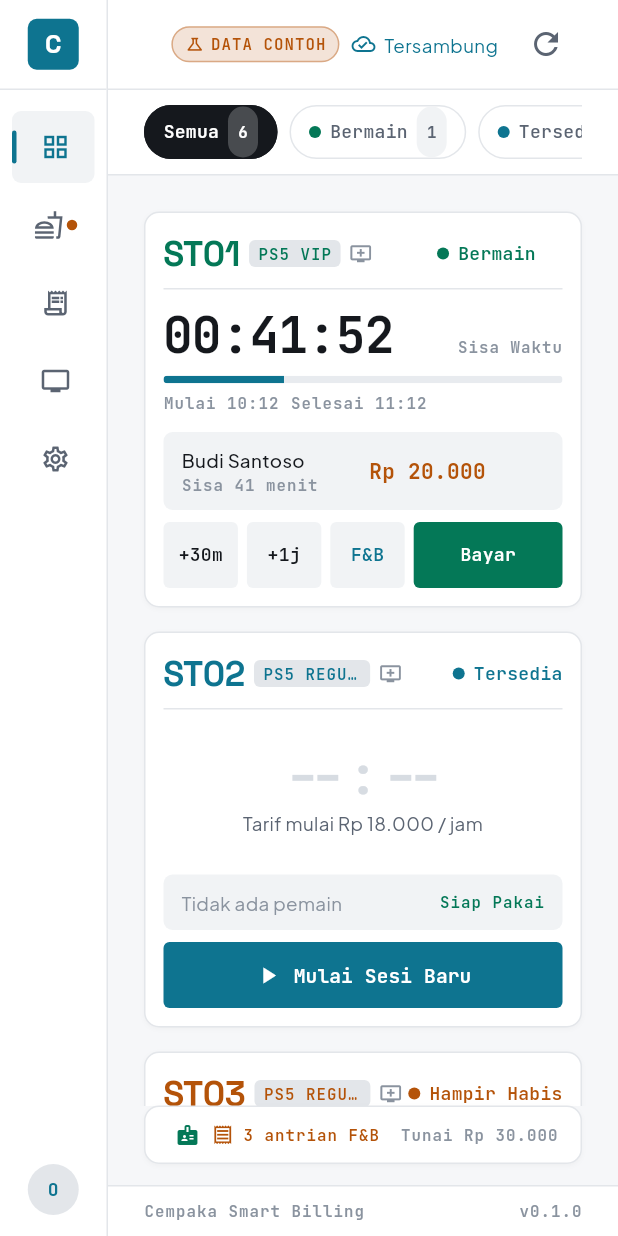
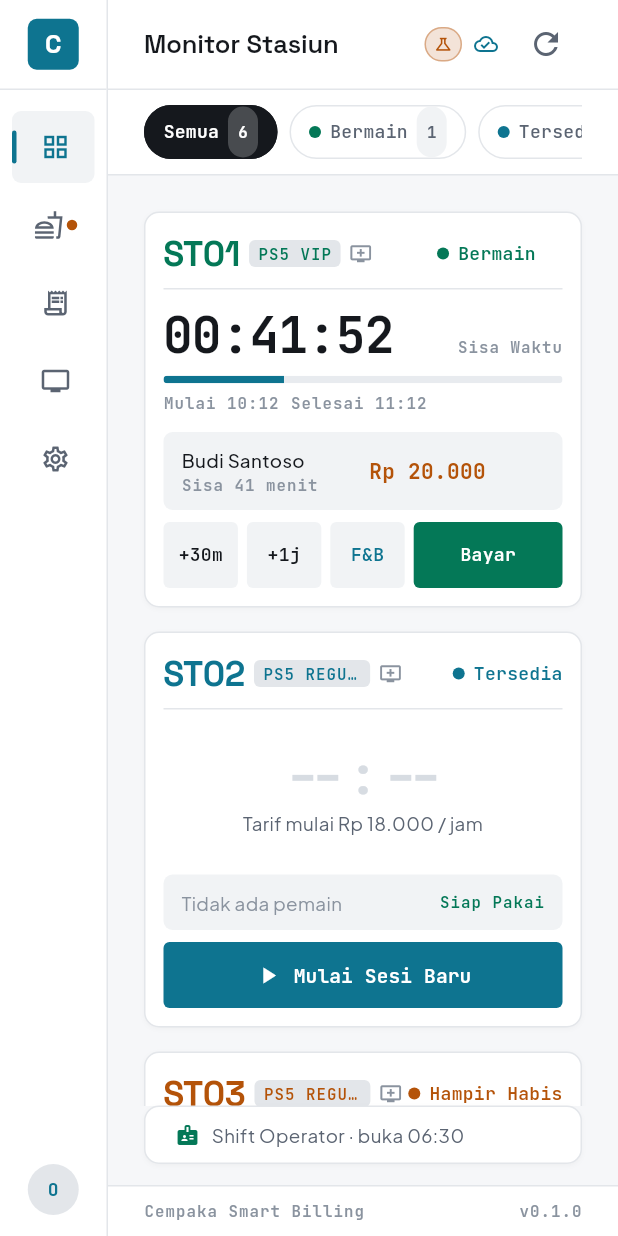
Before and after one commit to rizzdev31/cempaka-smartbiling, a Flutter app: the screen it shows after launch, on a phone screen of 412 x 824 dp. Run offline on Flutter 3.47's test engine with Material 3 defaults, Android fonts, the phone set to English and light mode, and no system bars; our stand-ins replace shared_preferences.

Commit message:
fix(operator-app): lima overflow layout + penjaga overflow untuk shell
User menjalankan aplikasinya dan konsol mencetak empat RenderFlex overflowed
(5, 201, 22, 13 px) sementara 186 test lolos. Fakta itu yang paling penting:
tidak ada satu pun test yang pernah memompa shell utuh. station_card_layout
_test menguji kartu secara terpisah pada ukuran yang dijamin grid, jadi semua
yang di luar kartu tidak pernah diuji — dan keempatnya di luar kartu.

- brand_mark: Column nama+tagline minta lebar alaminya di dalam Row min.
  Flexible + ellipsis. Ini juga titik rawan OD-012, karena nama pelanggan
  tidak bisa ditebak panjangnya dari sini.
- app_shell blok operator: teks shift di samping titik berukuran tetap.
  Expanded + ellipsis.
- app_shell header: chip DATA CONTOH dan indikator koneksi berukuran tetap.
  Di bawah 620 px keduanya jadi ikon saja; tooltip dan Semantics tetap
  membawa keterangan utuh. Memakai Flexible akan ikut membagi ruang saat
  layar lebar sehingga judul section terpotong padahal ruangnya masih ada.
- dashboard strip shift: di bawah 520 px angka F&B dan kas dilepas, bukan
  dipotong ellipsis. "Tunai Rp 1.2..." lebih berbahaya daripada tidak ada
  angka, karena masih terbaca sebagai nominal; keduanya ada di tempat lain.
- judul section diberi maxLines 1: tanpa itu ia membungkus ke baris kedua
  dan menabrak tinggi header yang tetap 60, bukan dipotong.

Test baru menemukan yang kelima, yang tidak muncul di perangkat karena skala
teksnya normal: overflow vertikal 18 px di station_card _ActiveBody pada
1,3x. Diperbaiki pada akarnya — tinggi minimum kartu kini mengikuti skala
teks (stationCardMinHeightFor, dibatasi 1,4x) dan grid yang di-scroll, sama
seperti yang sudah dilakukan saat layarnya pendek.

UI-UX-SPEC sebelumnya mengklaim text scaling sudah ada test-nya. Itu tidak
benar. Sekarang benar, dan reduced motion ditandai jujur sebagai belum.

shell_overflow_test menguji 7 lebar termasuk tepat di kedua sisi breakpoint
1040 dan 620, plus satu skenario 1,3x, masing-masing mengunjungi kelima
section. OperatorApp menerima tvClient opsional khusus test: tanpa itu
http.Client sungguhan menahan isolate dan suite butuh 4 menit untuk keluar,
sekarang 4 detik. main() tidak mengisinya.

Tests: +8, total 194 lulus. flutter analyze bersih.

Belum diverifikasi di perangkat — konsol bersih dari RenderFlex overflowed
adalah langkah yang masih perlu dijalankan user.

Co-Authored-By: Claude Opus 5 <noreply@anthropic.com>

```diff
--- a/operator-app/lib/app.dart
+++ b/operator-app/lib/app.dart
@@ -16,11 +16,19 @@ import 'ui/shell/app_shell.dart';
 import 'ui/widgets/connection_banner.dart';
 
 class OperatorApp extends StatelessWidget {
-  const OperatorApp({super.key, required this.tvLinkStore});
+  const OperatorApp({super.key, required this.tvLinkStore, this.tvClient});
 
   /// Dibuka di `main()` sebelum UI dibangun: pasangan station-TV harus sudah
   /// terbaca sebelum dashboard mencoba menyinkronkan apa pun.
   final TvLinkStore tvLinkStore;
+
+  /// Klien TV pengganti — **hanya** untuk test.
+  ///
+  /// Tanpa seam ini, widget test membuat `http.Client` sungguhan. Tidak ada
+  /// permintaan yang benar-benar keluar di test, tapi klien yang hidup menahan
+  /// isolate sehingga suite butuh menit untuk keluar. `main()` tidak
+  /// mengisinya, jadi perilaku produksi tidak berubah.
+  final TvAgentClient? tvClient;
 
   @override
   Widget build(BuildContext context) {
@@ -49,8 +57,9 @@ class OperatorApp extends StatelessWidget {
         // Saat Reverb masuk di Tahap 2, tiga provider ini hilang dan
         // perintah ke TV datang dari Laravel.
         Provider<TvAgentClient>(
-          create: (_) => TvAgentClient(),
-          dispose: (_, c) => c.close(),
+          create: (_) => tvClient ?? TvAgentClient(),
+          // Yang disuntikkan dari luar ditutup oleh pemiliknya, bukan di sini.
+          dispose: (_, c) => tvClient == null ? c.close() : null,
         ),
         Provider<TvLinkStore>.value(value: tvLinkStore),
         Provider<TvDiscovery>(
--- a/operator-app/lib/core/theme/tokens.dart
+++ b/operator-app/lib/core/theme/tokens.dart
@@ -205,6 +205,14 @@ class AppSize {
   static const sidebarRailWidth = 72.0;
   static const sidebarExpandBreakpoint = 1040.0;
 
+  /// Di bawah lebar ini, penanda di header (status koneksi, DATA CONTOH)
+  /// tampil sebagai ikon saja.
+  ///
+  /// Keduanya tetap ada — hanya labelnya yang dilepas. Yang dihindari di sini
+  /// bukan hanya overflow, tapi juga memaksa judul section menyusut demi
+  /// teks penanda; judul yang terpotong lebih merugikan.
+  static const headerCompactBreakpoint = 620.0;
+
   /// Penanda nav aktif di tepi kiri. Menggantikan glow dari tema gelap:
   /// pada latar terang, glow terbaca sebagai hiasan, bukan sebagai keadaan.
   static const navIndicator = 3.0;
@@ -212,8 +220,26 @@ class AppSize {
   static const progressBar = 5.0;
   static const statusRail = 3.0;
 
+  /// Tinggi minimum kartu station pada skala teks normal.
   static const stationCardMinHeight = 264.0;
   static const stationCardMinWidth = 300.0;
+
+  /// Tinggi minimum kartu yang mengikuti skala teks sistem.
+  ///
+  /// Kartu memuat baris padat — countdown, jam mulai/selesai, nama customer,
+  /// empat tombol aksi — dan semuanya tumbuh bersama skala teks. Menahan
+  /// tingginya tetap 264 membuat isinya overflow pada 1,3x (UI-UX-SPEC §10
+  /// mewajibkan tahan sampai situ).
+  ///
+  /// Jadi kartunya yang tumbuh dan grid-nya yang di-scroll — pilihan yang
+  /// sama dengan yang sudah dipakai saat layarnya pendek. "Enam station tanpa
+  /// scroll" berlaku pada skala teks normal; operator yang memperbesar teks
+  /// memilih keterbacaan di atas kepadatan, dan itu pilihan yang sah.
+  ///
+  /// Dibatasi 1,4x: di atas itu kartunya jadi terlalu tinggi untuk berguna,
+  /// dan teksnya tetap membesar — hanya tingginya yang berhenti mengikuti.
+  static double stationCardMinHeightFor(double textScale) =>
+      stationCardMinHeight * textScale.clamp(1.0, 1.4);
 }
 
 /// Shadow — dipakai sangat hemat.
--- a/operator-app/lib/ui/dashboard/dashboard_screen.dart
+++ b/operator-app/lib/ui/dashboard/dashboard_screen.dart
@@ -267,8 +267,15 @@ class _DashboardScreenState extends State<DashboardScreen> {
 
           // Tinggi kartu dijamin minimum; kalau ruangnya kurang, grid
           // di-scroll alih-alih kartunya dipaksa mengecil sampai rusak.
-          final tileHeight =
-              math.max(available / rows, AppSize.stationCardMinHeight);
+          //
+          // Minimumnya ikut skala teks sistem: isi kartu tumbuh bersama teks,
+          // dan menahan tingginya tetap membuat isinya overflow pada 1,3x.
+          final tileHeight = math.max(
+            available / rows,
+            AppSize.stationCardMinHeightFor(
+              MediaQuery.textScalerOf(context).scale(1),
+            ),
+          );
 
           return GridView.builder(
             padding: const EdgeInsets.all(pad),
@@ -538,7 +545,17 @@ class _ShiftStrip extends StatelessWidget {
         vertical: AppSpacing.sm + 2,
       ),
       decoration: AppDecoration.card(),
-      child: Row(
+      // Angka di kanan dilepas kalau ruangnya tidak cukup, bukan dipaksa muat.
+      //
+      // Uang tidak boleh dipotong ellipsis — "Tunai Rp 1.2…" lebih berbahaya
+      // daripada tidak ada angka sama sekali, karena masih terbaca sebagai
+      // nominal. Keduanya juga ada di tempat lain: antrian F&B punya badge di
+      // nav, dan kas ada di layar Shift.
+      child: LayoutBuilder(
+        builder: (context, box) {
+          final showTrailing = box.maxWidth >= 520;
+
+          return Row(
             children: [
               Icon(
                 shift == null ? Icons.badge_outlined : Icons.badge,
@@ -546,19 +563,21 @@ class _ShiftStrip extends StatelessWidget {
                 color: shift == null ? AppColors.outline : AppColors.secondary,
               ),
               const SizedBox(width: AppSpacing.sm),
-          Flexible(
+              Expanded(
                 child: Text(
                   shift == null
                       ? 'Shift belum dibuka'
                       : 'Shift ${shift.operator.name} · '
                           'buka ${formatClock(shift.openedAt)}',
+                  maxLines: 1,
                   style: AppTypography.bodySm
                       .copyWith(color: AppColors.onSurfaceVariant),
                   overflow: TextOverflow.ellipsis,
                 ),
               ),
-          const Spacer(),
+              if (showTrailing) ...[
                 if (ctrl.fnbActionableCount > 0) ...[
+                  const SizedBox(width: AppSpacing.sm),
                   const Icon(Icons.receipt_outlined,
                       size: 15, color: AppColors.tertiaryContainer),
                   const SizedBox(width: AppSpacing.xs + 2),
@@ -567,15 +586,19 @@ class _ShiftStrip extends StatelessWidget {
                     style: AppTypography.labelSm
                         .copyWith(color: AppColors.tertiaryContainer),
                   ),
+                ],
+                if (shift != null) ...[
                   const SizedBox(width: AppSpacing.md),
-          ],
-          if (shift != null)
                   Text(
                     'Tunai ${formatRupiah(shift.summary.cash)}',
-              style:
-                  AppTypography.labelSm.copyWith(color: AppColors.outline),
+                    style: AppTypography.labelSm
+                        .copyWith(color: AppColors.outline),
                   ),
                 ],
+              ],
+            ],
+          );
+        },
       ),
     );
   }
--- a/operator-app/lib/ui/shell/app_shell.dart
+++ b/operator-app/lib/ui/shell/app_shell.dart
@@ -433,14 +433,21 @@ class _OperatorCard extends StatelessWidget {
                       ),
                     ),
                     const SizedBox(width: AppSpacing.xs),
-                    Text(
+                    // Expanded, bukan Text langsung: titik statusnya berukuran
+                    // tetap, jadi hanya teks ini yang bisa menyerap sisa
+                    // ruang sidebar.
+                    Expanded(
+                      child: Text(
                         shift == null
                             ? 'Shift belum dibuka'
                             : 'Shift ${formatClock(shift.openedAt)}',
+                        maxLines: 1,
+                        overflow: TextOverflow.ellipsis,
                         style: AppTypography.labelSm.copyWith(
                           color: shift == null
                               ? AppColors.outline
                               : AppColors.secondary,
+                        ),
                       ),
                     ),
                   ],
@@ -464,7 +471,9 @@ class _Header extends StatelessWidget {
   @override
   Widget build(BuildContext context) {
     final ctrl = context.watch<DashboardController>();
-    final wide = MediaQuery.sizeOf(context).width >= 860;
+    final screenWidth = MediaQuery.sizeOf(context).width;
+    final wide = screenWidth >= 860;
+    final compact = screenWidth < AppSize.headerCompactBreakpoint;
 
     return Container(
       height: AppSize.headerHeight,
@@ -478,6 +487,9 @@ class _Header extends StatelessWidget {
           Expanded(
             child: Text(
               section.label,
+              // maxLines eksplisit: tanpa ini teks membungkus ke baris kedua
+              // dan menabrak tinggi header yang tetap 60, bukan dipotong.
+              maxLines: 1,
               style: AppTypography.headlineSm
                   .copyWith(color: AppColors.onSurface),
               overflow: TextOverflow.ellipsis,
@@ -493,10 +505,10 @@ class _Header extends StatelessWidget {
           ],
 
           if (ctrl.isSampleData) ...[
-            const _SampleDataChip(),
+            _SampleDataChip(compact: compact),
             const SizedBox(width: AppSpacing.sm),
           ],
-          const ConnectionBanner(),
+          ConnectionBanner(compact: compact),
           const SizedBox(width: AppSpacing.sm),
           IconButton(
             onPressed: ctrl.loading ? null : () => ctrl.refresh(),
@@ -524,7 +536,12 @@ class _Header extends StatelessWidget {
 ///
 /// Hilang sendiri begitu `ApiBillingRepository` masuk (DEC-012 syarat 2).
 class _SampleDataChip extends StatelessWidget {
-  const _SampleDataChip();
+  const _SampleDataChip({this.compact = false});
+
+  /// Pada header sempit, labelnya dilepas dan hanya ikon yang tampil.
+  /// Penandanya **tidak** pernah hilang sepenuhnya — tooltip dan Semantics
+  /// tetap membawa keterangan utuh.
+  final bool compact;
 
   @override
   Widget build(BuildContext context) {
@@ -532,8 +549,8 @@ class _SampleDataChip extends StatelessWidget {
       message: 'Sesi, customer, dan nominal di layar ini adalah data contoh. '
           'Sambungan ke TV nyata.',
       child: Container(
-        padding: const EdgeInsets.symmetric(
-          horizontal: AppSpacing.sm,
+        padding: EdgeInsets.symmetric(
+          horizontal: compact ? AppSpacing.xs + 1 : AppSpacing.sm,
           vertical: AppSpacing.xs,
         ),
         decoration: BoxDecoration(
@@ -543,18 +560,29 @@ class _SampleDataChip extends StatelessWidget {
             color: AppColors.tertiaryContainer.withValues(alpha: 0.4),
           ),
         ),
+        child: Semantics(
+          label: 'Data contoh',
           child: Row(
             mainAxisSize: MainAxisSize.min,
             children: [
               const Icon(Icons.science_outlined,
                   size: 13, color: AppColors.tertiaryContainer),
+              if (!compact) ...[
                 const SizedBox(width: AppSpacing.xs),
-            Text(
+                // Flexible menjaga kasus sisa: penskalaan teks sistem sampai
+                // 1,3x bisa melebihi ruang walau header tidak sempit.
+                Flexible(
+                  child: Text(
                     'DATA CONTOH',
+                    maxLines: 1,
+                    overflow: TextOverflow.ellipsis,
                     style: AppTypography.labelSm
                         .copyWith(color: AppColors.tertiaryContainer),
                   ),
+                ),
               ],
+            ],
+          ),
         ),
       ),
     );
--- a/operator-app/lib/ui/widgets/brand_mark.dart
+++ b/operator-app/lib/ui/widgets/brand_mark.dart
@@ -58,12 +58,25 @@ class BrandMark extends StatelessWidget {
       children: [
         mark,
         const SizedBox(width: AppSpacing.sm + 2),
-        Column(
+        // Teks merek HARUS boleh menyusut.
+        //
+        // Tanpa Flexible, Column ini meminta lebar alaminya dan overflow
+        // begitu nama atau tagline-nya sedikit lebih panjang dari ruang
+        // sidebar — yang persis terjadi pada tagline bawaan.
+        //
+        // Ini bukan sekadar perbaikan satu kasus: OD-012 memastikan nama
+        // merek akan berganti per pelanggan, dan panjangnya tidak bisa
+        // ditebak dari sini. Dipotong ellipsis jauh lebih baik daripada
+        // header yang rusak.
+        Flexible(
+          child: Column(
             crossAxisAlignment: CrossAxisAlignment.start,
             mainAxisAlignment: MainAxisAlignment.center,
             children: [
               Text(
                 Brand.appName,
+                maxLines: 1,
+                overflow: TextOverflow.ellipsis,
                 style: AppTypography.headlineSm.copyWith(
                   color: AppColors.onSurface,
                   height: 1.1,
@@ -71,6 +84,8 @@ class BrandMark extends StatelessWidget {
               ),
               Text(
                 Brand.tagline,
+                maxLines: 1,
+                overflow: TextOverflow.ellipsis,
                 style: AppTypography.labelSm.copyWith(
                   color: AppColors.outline,
                   height: 1.3,
@@ -78,6 +93,7 @@ class BrandMark extends StatelessWidget {
               ),
             ],
           ),
+        ),
       ],
     );
   }
--- a/operator-app/lib/ui/widgets/connection_banner.dart
+++ b/operator-app/lib/ui/widgets/connection_banner.dart
@@ -33,7 +33,14 @@ class ConnectionStatus extends ChangeNotifier {
 /// Operator HARUS tahu kalau data yang dilihatnya mungkin sudah basi.
 /// Tanpa indikator, operator akan menagih berdasarkan angka lama.
 class ConnectionBanner extends StatelessWidget {
-  const ConnectionBanner({super.key});
+  const ConnectionBanner({super.key, this.compact = false});
+
+  /// Pada header sempit, hanya ikon yang tampil.
+  ///
+  /// Indikatornya **tidak boleh** hilang — REALTIME.md §8 mewajibkannya,
+  /// karena operator harus tahu kalau angka di layar mungkin sudah basi.
+  /// Yang dilepas hanya labelnya; warna, ikon, tooltip, dan Semantics tetap.
+  final bool compact;
 
   @override
   Widget build(BuildContext context) {
@@ -65,16 +72,28 @@ class ConnectionBanner extends StatelessWidget {
         return Semantics(
           label: 'Koneksi server: $label',
           excludeSemantics: true,
+          child: Tooltip(
+            // Saat labelnya dilepas, tooltip yang menggantikannya.
+            message: compact ? label : '',
             child: Row(
               mainAxisSize: MainAxisSize.min,
               children: [
                 Icon(icon, size: 16, color: color),
+                if (!compact) ...[
                   const SizedBox(width: AppSpacing.sm - 2),
-              Text(
+                  // Flexible menjaga kasus sisa: penskalaan teks sistem
+                  // sampai 1,3x bisa melebihi ruang walau header tidak sempit.
+                  Flexible(
+                    child: Text(
                       label,
+                      maxLines: 1,
+                      overflow: TextOverflow.ellipsis,
                       style: AppTypography.bodySm.copyWith(color: color),
                     ),
+                  ),
                 ],
+              ],
+            ),
           ),
         );
       },
```
Also changed, not shown: 3 other files. Lines whose indentation alone changed are shown as unchanged.
